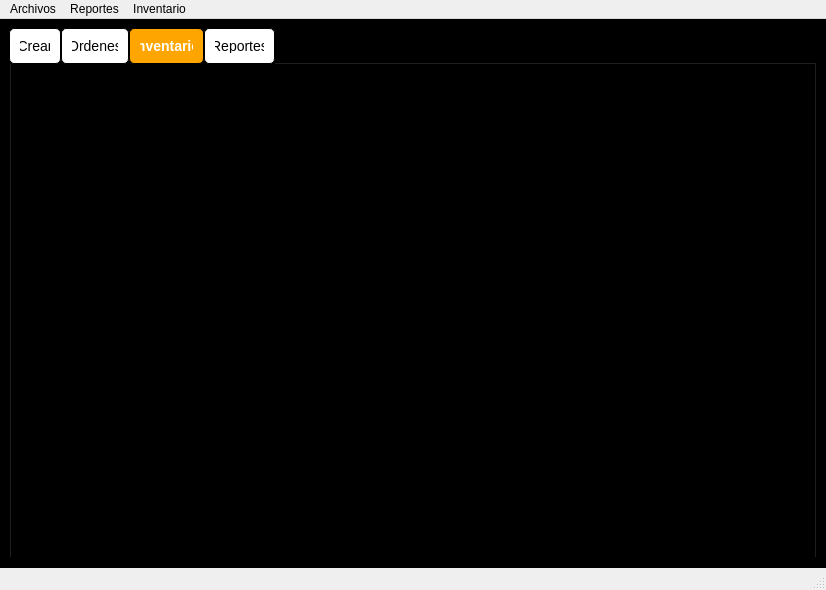
First picture: the form in ui/start.ui, repository Wyvern500/SellingSoftwareForMollysCookies, before the edit.
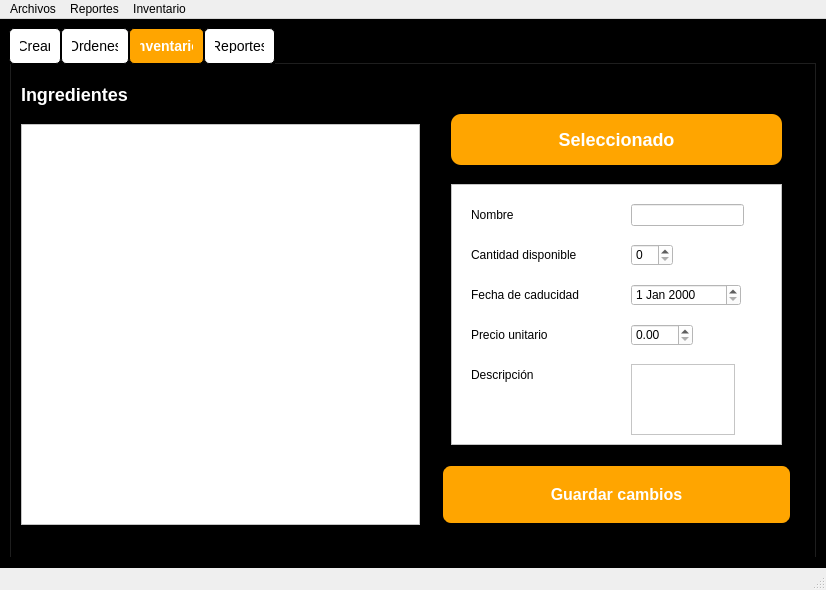
Second picture: the form after the edit. The open tabs and pages were chosen to show the change.

Commit message:
Diseño inventario
Se implemento el diseño de la ventana del inventario

Patch:
```diff
--- a/ui/start.ui
+++ b/ui/start.ui
@@ -656,6 +656,307 @@
        <attribute name="title">
         <string>Inventario</string>
        </attribute>
+       <widget class="QTreeView" name="treeView_2">
+        <property name="geometry">
+         <rect>
+          <x>10</x>
+          <y>60</y>
+          <width>399</width>
+          <height>401</height>
+         </rect>
+        </property>
+        <property name="styleSheet">
+         <string notr="true">QTreeView{
+	background-color: white;
+}
+
+</string>
+        </property>
+        <attribute name="headerMinimumSectionSize">
+         <number>39</number>
+        </attribute>
+       </widget>
+       <widget class="QLabel" name="label_4">
+        <property name="geometry">
+         <rect>
+          <x>10</x>
+          <y>20</y>
+          <width>131</width>
+          <height>21</height>
+         </rect>
+        </property>
+        <property name="styleSheet">
+         <string notr="true">QLabel{	
+	color: white;
+	font-family: Arial;
+	font-size: 18px;
+	font-weight: bold;
+}</string>
+        </property>
+        <property name="text">
+         <string>Ingredientes</string>
+        </property>
+       </widget>
+       <widget class="QLabel" name="label_10">
+        <property name="geometry">
+         <rect>
+          <x>440</x>
+          <y>50</y>
+          <width>331</width>
+          <height>51</height>
+         </rect>
+        </property>
+        <property name="styleSheet">
+         <string notr="true">QLabel{	
+	color: white;
+	font-family: Arial;
+	font-size: 18px;
+	font-weight: bold;
+	background-color: orange;
+	border-radius: 10px;
+}</string>
+        </property>
+        <property name="text">
+         <string>Seleccionado</string>
+        </property>
+        <property name="alignment">
+         <set>Qt::AlignCenter</set>
+        </property>
+       </widget>
+       <widget class="QPushButton" name="guardarcambios">
+        <property name="geometry">
+         <rect>
+          <x>430</x>
+          <y>400</y>
+          <width>351</width>
+          <height>61</height>
+         </rect>
+        </property>
+        <property name="font">
+         <font>
+          <family>Arial</family>
+          <pointsize>12</pointsize>
+          <bold>true</bold>
+         </font>
+        </property>
+        <property name="cursor">
+         <cursorShape>OpenHandCursor</cursorShape>
+        </property>
+        <property name="layoutDirection">
+         <enum>Qt::RightToLeft</enum>
+        </property>
+        <property name="styleSheet">
+         <string notr="true">QPushButton {
+	font-family: Arial;
+	font-size: 12;
+	font-weight: bold;
+	background-color: orange;
+	color: white;
+	width: 50px;
+    height: 50px;
+    border: 2px solid black;
+    border-radius: 10px;
+	transition: background-color 0.5s, transform 0.5s;
+}
+
+QPushButton:hover {
+	background-color: white;
+	color: black;
+    cursor: pointer;
+}
+
+
+
+</string>
+        </property>
+        <property name="text">
+         <string>Guardar cambios</string>
+        </property>
+        <property name="autoRepeatDelay">
+         <number>300</number>
+        </property>
+       </widget>
+       <widget class="QListView" name="listView_2">
+        <property name="geometry">
+         <rect>
+          <x>440</x>
+          <y>120</y>
+          <width>331</width>
+          <height>261</height>
+         </rect>
+        </property>
+        <property name="styleSheet">
+         <string notr="true">QListView{
+	background-color: white;
+	
+}</string>
+        </property>
+       </widget>
+       <widget class="QLabel" name="label_5">
+        <property name="geometry">
+         <rect>
+          <x>460</x>
+          <y>140</y>
+          <width>111</width>
+          <height>21</height>
+         </rect>
+        </property>
+        <property name="styleSheet">
+         <string notr="true">QLabel{
+	background-color: white;
+}</string>
+        </property>
+        <property name="text">
+         <string>Nombre</string>
+        </property>
+       </widget>
+       <widget class="QLabel" name="label_6">
+        <property name="geometry">
+         <rect>
+          <x>460</x>
+          <y>180</y>
+          <width>111</width>
+          <height>21</height>
+         </rect>
+        </property>
+        <property name="styleSheet">
+         <string notr="true">QLabel{
+	background-color: white;
+}</string>
+        </property>
+        <property name="text">
+         <string>Cantidad disponible</string>
+        </property>
+       </widget>
+       <widget class="QLabel" name="label_11">
+        <property name="geometry">
+         <rect>
+          <x>460</x>
+          <y>220</y>
+          <width>111</width>
+          <height>21</height>
+         </rect>
+        </property>
+        <property name="styleSheet">
+         <string notr="true">QLabel{
+	background-color: white;
+}</string>
+        </property>
+        <property name="text">
+         <string>Fecha de caducidad</string>
+        </property>
+       </widget>
+       <widget class="QLabel" name="label_12">
+        <property name="geometry">
+         <rect>
+          <x>460</x>
+          <y>260</y>
+          <width>111</width>
+          <height>21</height>
+         </rect>
+        </property>
+        <property name="styleSheet">
+         <string notr="true">QLabel{
+	background-color: white;
+}</string>
+        </property>
+        <property name="text">
+         <string>Precio unitario</string>
+        </property>
+       </widget>
+       <widget class="QLineEdit" name="lineEdit">
+        <property name="geometry">
+         <rect>
+          <x>620</x>
+          <y>140</y>
+          <width>113</width>
+          <height>22</height>
+         </rect>
+        </property>
+        <property name="styleSheet">
+         <string notr="true">QLineEdit{
+	background-color: white;
+}</string>
+        </property>
+       </widget>
+       <widget class="QSpinBox" name="spinBox">
+        <property name="geometry">
+         <rect>
+          <x>620</x>
+          <y>180</y>
+          <width>42</width>
+          <height>22</height>
+         </rect>
+        </property>
+        <property name="styleSheet">
+         <string notr="true">QSpinBox{
+	background-color: white;
+}</string>
+        </property>
+       </widget>
+       <widget class="QDateEdit" name="dateEdit">
+        <property name="geometry">
+         <rect>
+          <x>620</x>
+          <y>220</y>
+          <width>110</width>
+          <height>22</height>
+         </rect>
+        </property>
+        <property name="styleSheet">
+         <string notr="true">QDateEdit{
+	background-color: white;
+}</string>
+        </property>
+       </widget>
+       <widget class="QTextEdit" name="textEdit_2">
+        <property name="geometry">
+         <rect>
+          <x>620</x>
+          <y>300</y>
+          <width>104</width>
+          <height>71</height>
+         </rect>
+        </property>
+        <property name="styleSheet">
+         <string notr="true">QTextEdit{
+	background-color: white;
+}</string>
+        </property>
+       </widget>
+       <widget class="QLabel" name="label_13">
+        <property name="geometry">
+         <rect>
+          <x>460</x>
+          <y>300</y>
+          <width>111</width>
+          <height>21</height>
+         </rect>
+        </property>
+        <property name="styleSheet">
+         <string notr="true">QLabel{
+	background-color: white;
+}</string>
+        </property>
+        <property name="text">
+         <string>Descripción</string>
+        </property>
+       </widget>
+       <widget class="QDoubleSpinBox" name="doubleSpinBox">
+        <property name="geometry">
+         <rect>
+          <x>620</x>
+          <y>260</y>
+          <width>62</width>
+          <height>22</height>
+         </rect>
+        </property>
+        <property name="styleSheet">
+         <string notr="true">QDoubleSpinBox{
+	background-color: white;
+}</string>
+        </property>
+       </widget>
       </widget>
       <widget class="QWidget" name="reportesTab">
        <attribute name="title">
```
Left out of the diff: 8 changed lines with no effect on the pictures. The commit also changes 1 other file.
